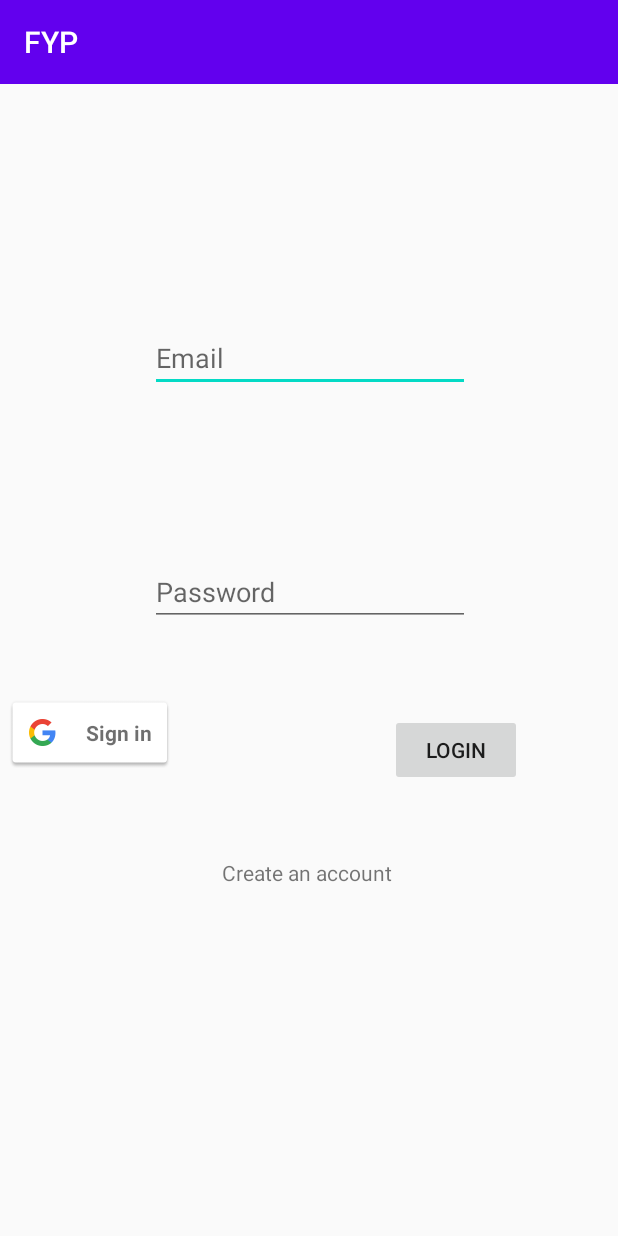
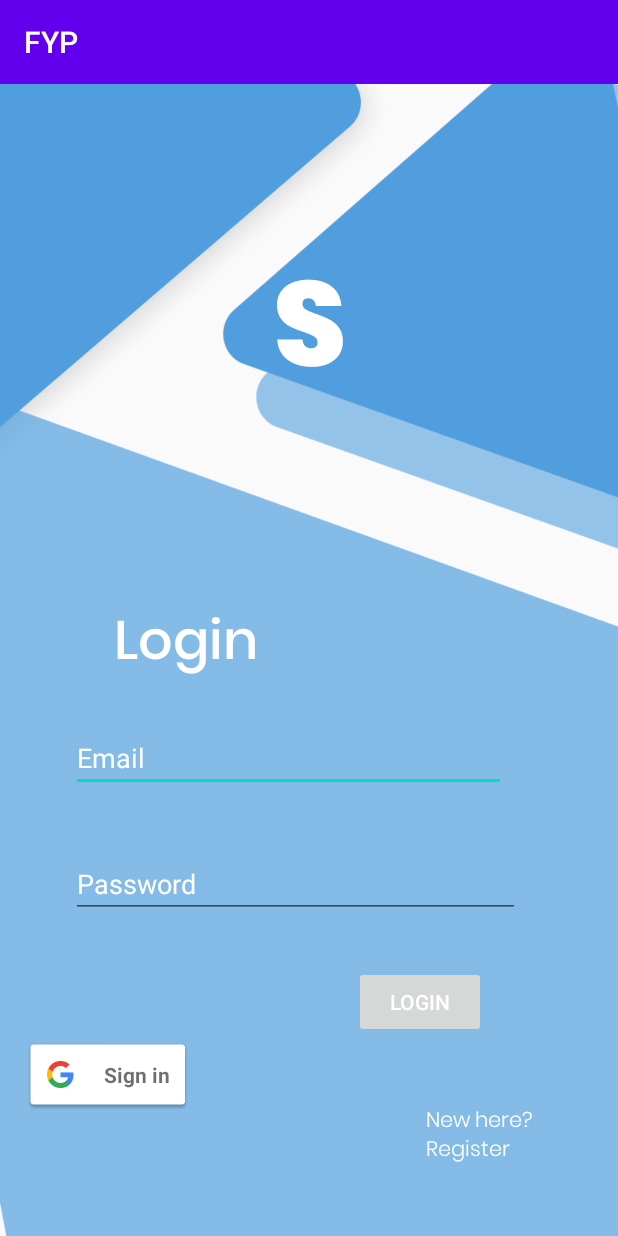
Before and after one commit to Rob-Jay/FYP, an Android app: the screen it shows after launch (LoginActivity), on a phone screen of 412 x 824 dp. Run offline under Robolectric (Android 15) with nearby library versions, the phone set to English and light mode, and no system bars; our stand-ins replace Firebase (no records; nobody signed in at launch, a user with empty details on screens opened directly).

Commit message:
File view activity working
Users can view and delete files, login and registration have been designed

```diff
--- a/app/src/main/java/com/example/fyp/LoginActivity.java
+++ b/app/src/main/java/com/example/fyp/LoginActivity.java
@@ -119,7 +119,6 @@ public class LoginActivity extends AppCompatActivity {
     private void signIn() {
         Intent signInIntent = mGoogleSignInClient.getSignInIntent();
         startActivityForResult(signInIntent, RC_SIGN_IN);
-
     }
 
     @Override
--- a/app/src/main/res/layout/activity_login.xml
+++ b/app/src/main/res/layout/activity_login.xml
@@ -5,36 +5,43 @@
     xmlns:app="http://schemas.android.com/apk/res-auto"
     android:layout_width="match_parent"
     android:layout_height="match_parent"
+    android:background="@drawable/backgroundx"
     tools:context=".LoginActivity">
 
   <com.google.android.gms.common.SignInButton
       android:id="@+id/google_login"
       android:layout_width="wrap_content"
       android:layout_height="wrap_content"
-      android:layout_marginStart="4dp"
-      android:layout_marginTop="408dp"
+      android:layout_marginStart="16dp"
+      android:layout_marginTop="636dp"
       app:layout_constraintStart_toStartOf="parent"
       app:layout_constraintTop_toTopOf="parent" />
 
   <EditText
       android:id="@+id/login_email"
-      android:layout_width="wrap_content"
-      android:layout_height="wrap_content"
-      android:layout_marginStart="100dp"
-      android:layout_marginTop="160dp"
+      android:outlineAmbientShadowColor="@color/white"
+      android:textColorHint="@color/white"
+      android:layout_width="290dp"
+      android:layout_height="44dp"
+      android:layout_marginStart="47dp"
+      android:layout_marginTop="428dp"
+      android:layout_marginEnd="45dp"
       android:ems="10"
       android:hint="Email"
       android:inputType="textPersonName"
+      app:layout_constraintEnd_toEndOf="parent"
+      app:layout_constraintHorizontal_bias="0.0"
       app:layout_constraintStart_toStartOf="parent"
       app:layout_constraintTop_toTopOf="parent" />
 
   <EditText
       android:id="@+id/login_password"
-      android:layout_width="wrap_content"
-      android:layout_height="wrap_content"
-      android:layout_marginStart="100dp"
-      android:layout_marginTop="316dp"
+      android:layout_width="299dp"
+      android:layout_height="44dp"
+      android:layout_marginStart="47dp"
+      android:layout_marginTop="512dp"
       android:ems="10"
+      android:textColorHint="@color/white"
       android:hint="Password"
       android:inputType="textPassword"
       app:layout_constraintStart_toStartOf="parent"
@@ -44,9 +51,11 @@
       android:id="@+id/login_register"
       android:layout_width="wrap_content"
       android:layout_height="wrap_content"
-      android:layout_marginStart="148dp"
-      android:layout_marginTop="516dp"
-      android:text="Create an account"
+      android:layout_marginStart="284dp"
+      android:layout_marginTop="680dp"
+      android:fontFamily="@font/p_light"
+      android:text="New here? \nRegister"
+      android:textColor="#ffffff"
       app:layout_constraintStart_toStartOf="parent"
       app:layout_constraintTop_toTopOf="parent" />
 
@@ -54,9 +63,39 @@
       android:id="@+id/login_button"
       android:layout_width="wrap_content"
       android:layout_height="wrap_content"
-      android:layout_marginStart="260dp"
-      android:layout_marginTop="420dp"
+      android:layout_marginStart="236dp"
+      android:layout_marginTop="588dp"
+      android:textColor="@color/white"
       android:text="Login"
+      app:layout_constraintStart_toStartOf="parent"
+      app:layout_constraintTop_toTopOf="parent" />
+
+  <TextView
+      android:id="@+id/textView"
+      android:layout_width="150dp"
+      android:layout_height="66dp"
+      android:layout_marginStart="76dp"
+      android:layout_marginTop="344dp"
+      android:fontFamily="@font/p_medium"
+      android:background="@null"
+      android:text="Login"
+      android:textColor="#ffffff"
+      android:textSize="36sp"
+      app:layout_constraintStart_toStartOf="parent"
+      app:layout_constraintTop_toTopOf="parent" />
+
+  <TextView
+      android:id="@+id/textView2"
+      android:layout_width="415dp"
+      android:layout_height="328dp"
+      android:layout_marginTop="4dp"
+      android:fontFamily="@font/p_extrabold"
+      android:gravity="center"
+      android:text="S"
+      android:textColor="@color/white"
+      android:textColorHighlight="#509EDD"
+      android:textSize="80sp"
+      app:layout_constraintEnd_toEndOf="parent"
       app:layout_constraintStart_toStartOf="parent"
       app:layout_constraintTop_toTopOf="parent" />
 
```
Also changed, not shown: app/build.gradle (+12 -0 lines), app/src/main/java/com/example/fyp/SignUp.java (+75 -1 lines), app/src/main/java/com/example/fyp/SummarizeActivity.java (+6 -15 lines), app/src/main/java/com/example/fyp/Summary.java (+5 -17 lines), app/src/main/java/com/example/fyp/SummaryAdapter.java (added, +56 -0 lines), app/src/main/java/com/example/fyp/ViewFilesActivity.java (+64 -50 lines), app/src/main/res/layout/activity_sign_up.xml (+74 -24 lines), app/src/main/res/layout/activity_view_files.xml (+37 -34 lines), app/src/main/res/layout/activity_view_summarization.xml (+71 -71 lines), app/src/main/res/layout/summary_item.xml (added, +38 -0 lines), app/src/main/res/menu/new_summary_menu.xml (added, +9 -0 lines), app/src/main/res/drawable/background.png (added), app/src/main/res/drawable/backgroundx.png (added).
